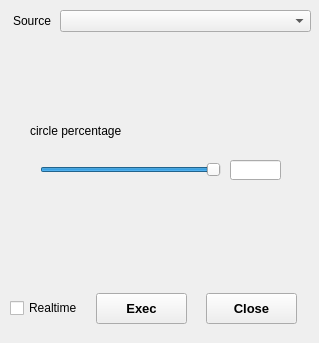
First picture: the form in qroisimulator/app/dialogcircle.ui, repository JonglockYoon/QT-qroilib, before the edit.
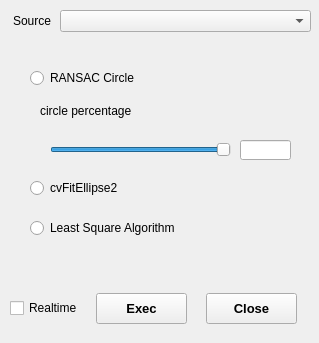
Second picture: the form after the edit.

The edit to the form file:
```diff
--- a/qroisimulator/app/dialogcircle.ui
+++ b/qroisimulator/app/dialogcircle.ui
@@ -103,8 +103,8 @@
   <widget class="QLabel" name="label_8">
    <property name="geometry">
     <rect>
-     <x>30</x>
-     <y>120</y>
+     <x>40</x>
+     <y>100</y>
      <width>171</width>
      <height>21</height>
     </rect>
@@ -119,8 +119,8 @@
   <widget class="QSlider" name="sliderp1">
    <property name="geometry">
     <rect>
-     <x>40</x>
-     <y>160</y>
+     <x>50</x>
+     <y>140</y>
      <width>181</width>
      <height>20</height>
     </rect>
@@ -144,13 +144,52 @@
   <widget class="QLineEdit" name="editp1">
    <property name="geometry">
     <rect>
-     <x>230</x>
-     <y>160</y>
+     <x>240</x>
+     <y>140</y>
      <width>51</width>
      <height>20</height>
     </rect>
    </property>
   </widget>
+  <widget class="QRadioButton" name="radioButton1">
+   <property name="geometry">
+    <rect>
+     <x>30</x>
+     <y>70</y>
+     <width>161</width>
+     <height>16</height>
+    </rect>
+   </property>
+   <property name="text">
+    <string>RANSAC Circle</string>
+   </property>
+  </widget>
+  <widget class="QRadioButton" name="radioButton2">
+   <property name="geometry">
+    <rect>
+     <x>30</x>
+     <y>180</y>
+     <width>161</width>
+     <height>16</height>
+    </rect>
+   </property>
+   <property name="text">
+    <string>cvFitEllipse2</string>
+   </property>
+  </widget>
+  <widget class="QRadioButton" name="radioButton3">
+   <property name="geometry">
+    <rect>
+     <x>30</x>
+     <y>220</y>
+     <width>161</width>
+     <height>16</height>
+    </rect>
+   </property>
+   <property name="text">
+    <string>Least Square Algorithm </string>
+   </property>
+  </widget>
  </widget>
  <resources/>
  <connections/>
```
